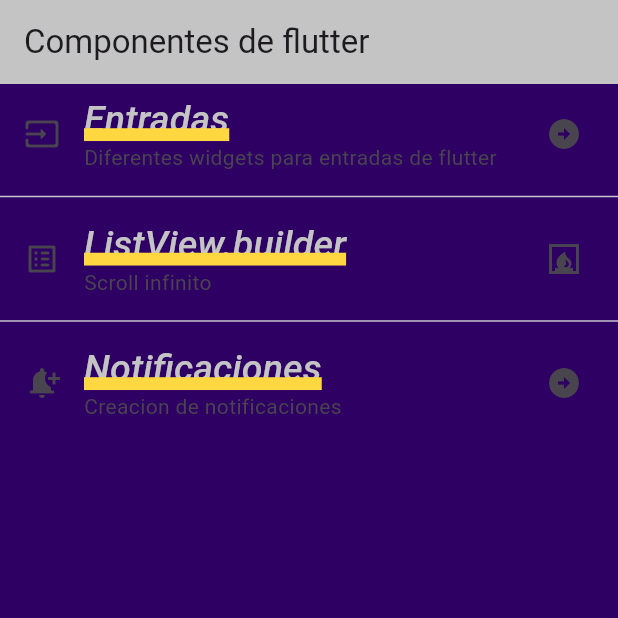
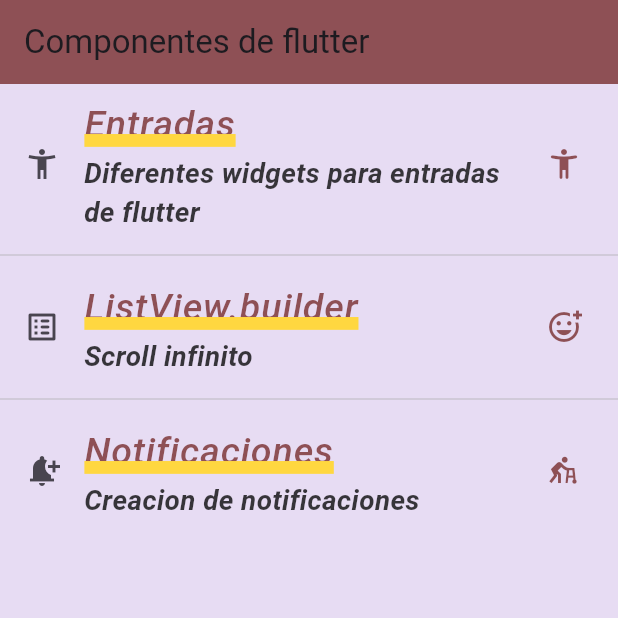
Before and after one commit to TheRipper284/componentes_flutter5c, a Flutter app: the screen it shows after launch, on a phone screen of 412 x 824 dp, the top half of it. Run offline on Flutter 3.47's test engine with Material 3 defaults, Android fonts, the phone set to English and light mode, and no system bars; our stand-ins replace google_fonts; Roboto replaces fonts that are missing (Aclonica).

Commit message:
Finalizing the app theme

```diff
--- a/lib/screens/home_screen.dart
+++ b/lib/screens/home_screen.dart
@@ -1,4 +1,5 @@
 import 'package:flutter/material.dart';
+import 'package:practica3_5c/theme/app_theme.dart';
 
 class HomeScreen extends StatelessWidget {
   const HomeScreen({super.key});
@@ -9,49 +10,57 @@ class HomeScreen extends StatelessWidget {
       appBar: AppBar(
         title: const Text('Componentes de flutter'),
       ),
-
       body: ListView(
         children: [
           ListTile(
-              leading: const Icon(Icons.input_rounded),
+            leading: const Icon(Icons.accessibility_new_sharp),
             title: Text(
               'Entradas',
-                style: Theme.of(context).textTheme.headlineLarge,
+              style: AppTheme.lightTheme.textTheme.headlineLarge,
             ),
-              subtitle: const Text(
+            subtitle: Text(
               'Diferentes widgets para entradas de flutter',
+              style: AppTheme.lightTheme.textTheme.bodySmall,
             ),
             trailing: const Icon(
-                Icons.arrow_circle_right
+              Icons.accessibility_new_rounded,
+              color: AppTheme.primaryColor,
             ),
           ),
           const Divider(),
           ListTile(
-              leading: const Icon(
-                Icons.list_alt_rounded
-              ),
+            leading: const Icon(Icons.list_alt_rounded),
             title: Text(
               'ListView.builder',
-                style: Theme.of(context).textTheme.headlineLarge,
+              style: AppTheme.lightTheme.textTheme.headlineLarge,
             ),
-              subtitle: const Text('Scroll infinito'),
+            subtitle: Text(
+              'Scroll infinito',
+              style: AppTheme.lightTheme.textTheme.bodySmall,
+            ),
             trailing: const Icon(
-                Icons.fireplace
+              Icons.add_reaction_outlined,
+              color: AppTheme.primaryColor,
             ),
           ),
-            const  Divider(),
+          const Divider(),
           ListTile(
             leading: const Icon(Icons.notification_add),
             title: Text(
               'Notificaciones',
-                style: Theme.of(context).textTheme.headlineLarge,
+              style: AppTheme.lightTheme.textTheme.headlineLarge,
             ),
-              subtitle: const Text('Creacion de notificaciones'),
-              trailing: const Icon(Icons.arrow_circle_right),
+            subtitle: Text(
+              'Creacion de notificaciones',
+              style: AppTheme.lightTheme.textTheme.bodySmall,
+            ),
+            trailing: const Icon(
+              Icons.assist_walker_sharp,
+              color: AppTheme.primaryColor,
+            ),
           ),
         ],
       ),
-
     );
   }
 }
--- a/lib/theme/app_theme.dart
+++ b/lib/theme/app_theme.dart
@@ -4,8 +4,9 @@ import 'package:google_fonts/google_fonts.dart';
 
 class AppTheme{
   //Declaraciones de color
-  static const primaryColor = Color.fromARGB(255, 196, 196, 196);
-  static const backColor = Color.fromARGB(255, 46, 0, 99);
+  static const primaryColor = Color.fromARGB(195, 114, 37, 37);
+  static const accentColor = Color.fromARGB(195, 0, 0, 0);
+  static const backColor = Color.fromARGB(255, 231, 220, 243);
 
   //Declaraciones de tema claro
   static final ThemeData lightTheme = ThemeData.light().copyWith(
@@ -22,9 +23,12 @@ class AppTheme{
             decorationThickness:7.0,
             fontStyle: FontStyle.italic,
           ),
-          // bodySmall: GoogleFonts.aBeeZee(
-
-          // )
+          bodySmall: GoogleFonts.aBeeZee(
+            color: accentColor,
+            fontSize: 18.5,
+            fontWeight: FontWeight.bold,
+            fontStyle: FontStyle.italic
+          )
         ),
   );
 }
```
Lines whose indentation alone changed are shown as unchanged.
